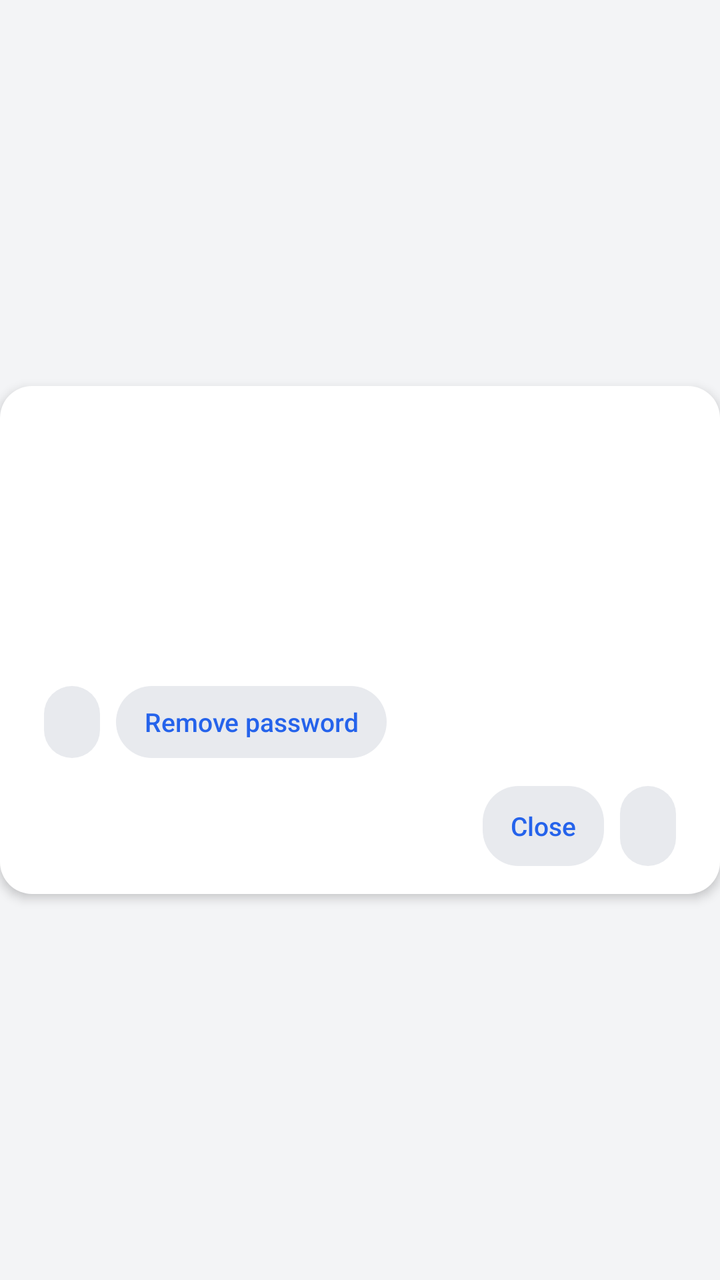
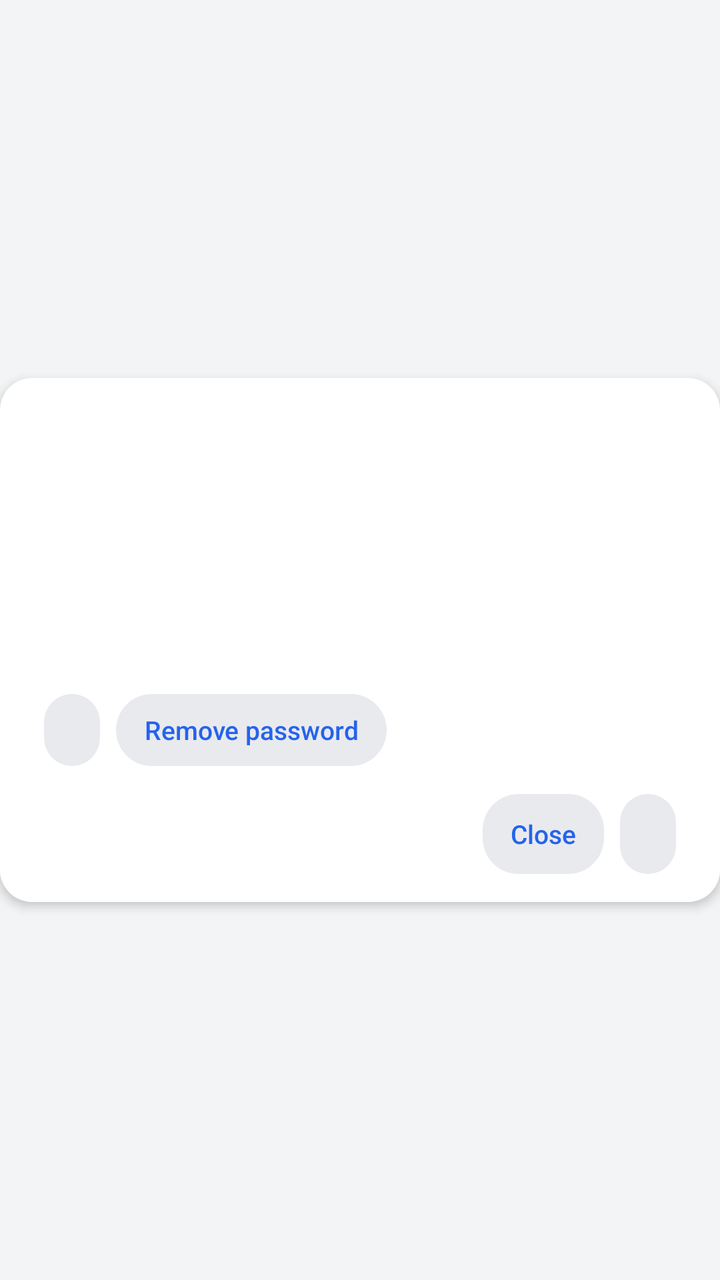

An Android layout rendered at two revisions. The XML below is the earlier revision; the diff shows what the commit changed to produce the second picture.
<!-- AndroidManifest.xml: application theme Theme.GcGallery -->
<!-- res/layout/activity_transfer.xml -->
<?xml version="1.0" encoding="utf-8"?>
<FrameLayout xmlns:android="http://schemas.android.com/apk/res/android"
    android:id="@+id/root"
    android:layout_width="match_parent"
    android:layout_height="match_parent">

    <LinearLayout
        android:id="@+id/card"
        android:layout_width="match_parent"
        android:layout_height="wrap_content"
        android:layout_gravity="center"
        android:background="@drawable/panel_bg"
        android:elevation="3dp"
        android:orientation="vertical"
        android:paddingStart="22dp"
        android:paddingTop="18dp"
        android:paddingEnd="22dp"
        android:paddingBottom="14dp">

        <TextView
            android:id="@+id/status"
            android:layout_width="wrap_content"
            android:layout_height="wrap_content"
            android:fontFamily="sans-serif-medium"
            android:textColor="@color/on_surface_muted"
            android:textSize="13sp" />

        <TextView
            android:id="@+id/url"
            android:layout_width="wrap_content"
            android:layout_height="wrap_content"
            android:layout_marginTop="4dp"
            android:fontFamily="sans-serif-medium"
            android:fontFeatureSettings="tnum"
            android:textColor="@color/on_surface"
            android:textSize="22sp" />

        <TextView
            android:id="@+id/ip"
            android:layout_width="wrap_content"
            android:layout_height="wrap_content"
            android:layout_marginTop="2dp"
            android:fontFeatureSettings="tnum"
            android:textColor="@color/on_surface_muted"
            android:textSize="13sp" />

        <TextView
            android:id="@+id/hint"
            android:layout_width="match_parent"
            android:layout_height="wrap_content"
            android:layout_marginTop="10dp"
            android:textColor="@color/on_surface_muted"
            android:textSize="13sp" />

        <TextView
            android:id="@+id/password_state"
            android:layout_width="match_parent"
            android:layout_height="wrap_content"
            android:layout_marginTop="10dp"
            android:fontFamily="sans-serif-medium"
            android:textColor="@color/on_surface"
            android:textSize="13sp" />

        <LinearLayout
            android:layout_width="match_parent"
            android:layout_height="wrap_content"
            android:layout_marginTop="6dp"
            android:orientation="horizontal">

            <TextView
                android:id="@+id/password"
                style="@style/TextButton"
                android:layout_height="36dp"
                android:layout_marginEnd="8dp" />

            <TextView
                android:id="@+id/password_remove"
                style="@style/TextButton"
                android:layout_height="36dp"
                android:text="@string/transfer_remove_password" />
        </LinearLayout>

        <LinearLayout
            android:layout_width="match_parent"
            android:layout_height="wrap_content"
            android:layout_marginTop="14dp"
            android:gravity="end"
            android:orientation="horizontal">

            <TextView
                android:id="@+id/close"
                style="@style/TextButton"
                android:layout_height="40dp"
                android:layout_marginEnd="8dp"
                android:text="@string/close" />

            <TextView
                android:id="@+id/toggle"
                style="@style/TextButton"
                android:layout_height="40dp" />
        </LinearLayout>
    </LinearLayout>
</FrameLayout>
<!-- resources referenced by this layout -->
<resources>
  <color name="on_surface">#FF1A1C20</color>
  <color name="on_surface_muted">#FF6B7280</color>
  <!-- drawable panel_bg (drawable) -->
  <?xml version="1.0" encoding="utf-8"?>
  <shape xmlns:android="http://schemas.android.com/apk/res/android" android:shape="rectangle">
      <solid android:color="@color/surface" />
      <corners android:radius="16dp" />
  </shape>
  <string name="close">Close</string>
  <string name="transfer_remove_password">Remove password</string>
  <style name="TextButton">
          <item name="android:layout_width">wrap_content</item>
          <item name="android:layout_height">36dp</item>
          <item name="android:paddingStart">14dp</item>
          <item name="android:paddingEnd">14dp</item>
          <item name="android:gravity">center</item>
          <item name="android:background">@drawable/chip_bg</item>
          <item name="android:textColor">@color/accent</item>
          <item name="android:textSize">13sp</item>
          <item name="android:fontFamily">sans-serif-medium</item>
          <item name="android:maxLines">1</item>
      </style>
  <style name="Theme.GcGallery" parent="android:Theme.DeviceDefault.DayNight">
          <item name="android:windowActionBar">false</item>
          <item name="android:windowNoTitle">true</item>
          <item name="android:windowBackground">@color/background</item>
          <item name="android:colorBackground">@color/background</item>
          <item name="android:colorAccent">@color/accent</item>
          <item name="android:colorPrimary">@color/accent</item>
          <item name="android:statusBarColor">@android:color/transparent</item>
          <item name="android:navigationBarColor">@android:color/transparent</item>
          <item name="android:enforceNavigationBarContrast">false</item>
          <item name="android:enforceStatusBarContrast">false</item>
          <item name="android:windowLightStatusBar">@bool/light_bars</item>
          <item name="android:windowLightNavigationBar">@bool/light_bars</item>
          <item name="android:windowLayoutInDisplayCutoutMode">shortEdges</item>
      </style>
  <color name="surface">#FFFFFFFF</color>
  <!-- drawable chip_bg (drawable) -->
  <?xml version="1.0" encoding="utf-8"?>
  <ripple xmlns:android="http://schemas.android.com/apk/res/android"
      android:color="@color/outline">
      <item>
          <selector>
              <item android:state_activated="true">
                  <shape android:shape="rectangle">
                      <solid android:color="@color/accent" />
                      <corners android:radius="18dp" />
                  </shape>
              </item>
              <item>
                  <shape android:shape="rectangle">
                      <solid android:color="@color/surface_variant" />
                      <corners android:radius="18dp" />
                  </shape>
              </item>
          </selector>
      </item>
  </ripple>
  <color name="accent">#FF2563EB</color>
  <color name="background">#FFF3F4F6</color>
  <color name="outline">#FFD5D8DE</color>
  <color name="surface_variant">#FFE8EAEE</color>
</resources>

<!-- the commit's change to res/layout/activity_transfer.xml (unified diff, before → after) -->
@@ -64,7 +64,7 @@
         <LinearLayout
             android:layout_width="match_parent"
             android:layout_height="wrap_content"
-            android:layout_marginTop="6dp"
+            android:layout_marginTop="14dp"
             android:orientation="horizontal">
 
             <TextView
